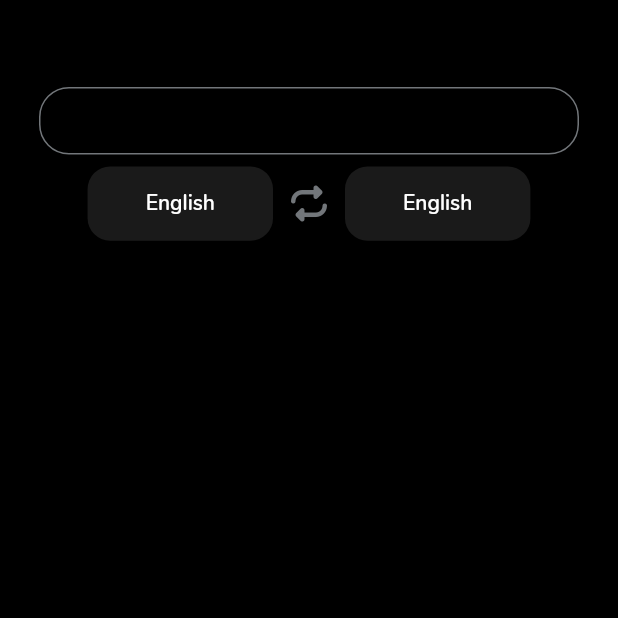
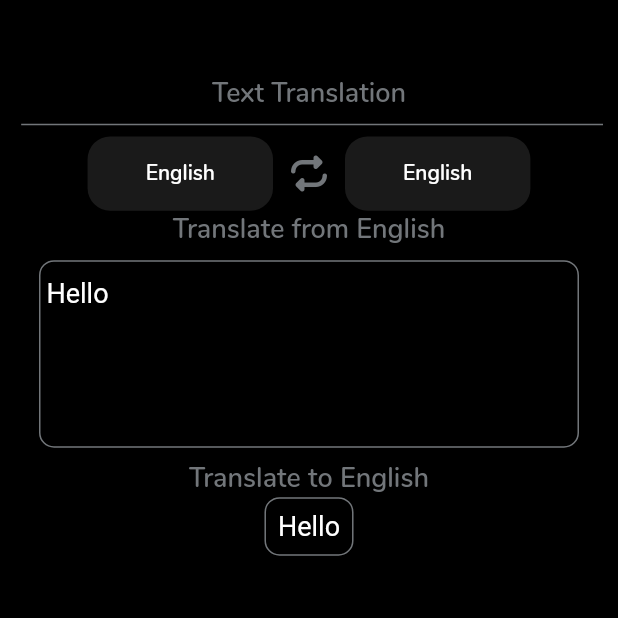
Before and after one commit to Pbonmars-20031006/translatorApp, a Flutter app: the screen it shows after launch, on a phone screen of 412 x 824 dp, the top half of it. Run offline on Flutter 3.47's test engine with Material 2 defaults, Android fonts, the phone set to English and light mode, and no system bars; drawn by our look-alikes of auto_size_text; our stand-ins replace font_awesome_flutter.

Commit message:
translation language is working

```diff
--- a/lib/screens/home_screen.dart
+++ b/lib/screens/home_screen.dart
@@ -1,9 +1,12 @@
+import 'dart:convert';
+
 import 'package:auto_size_text/auto_size_text.dart';
 import 'package:flutter/material.dart';
 import 'package:font_awesome_flutter/font_awesome_flutter.dart';
 import 'package:translator2/widgets/bottom_modalsheet.dart';
 import 'package:translator2/widgets/customTextField.dart';
 import 'package:translator2/api/apis.dart';
+import 'package:http/http.dart' as http;
 
 class homeScreen extends StatefulWidget {
   const homeScreen({super.key});
@@ -13,10 +16,10 @@ class homeScreen extends StatefulWidget {
 }
 
 class _homeScreenState extends State<homeScreen> {
-  @override
-  String text = "";
+  String inputText = "Hello";
+  String outputText = "Hello";
   var data;
-
+  String userInput = "Hello";
   String selectedLanguage1 = "English";
   String selectedCode1 = "en";
   String selectedLanguage2 = "English";
@@ -36,6 +39,12 @@ class _homeScreenState extends State<homeScreen> {
     });
   }
 
+  void handleOutputTextChanged(String value) {
+    setState(() {
+      outputText = value;
+    });
+  }
+
   final ApiService apiService = ApiService(
     apiKey: 'e72c05246bmsh41091605a84bc8ep10028cjsna2db09285406',
     apiUrl:
@@ -43,7 +52,7 @@ class _homeScreenState extends State<homeScreen> {
   );
   Future getData() async {
     try {
-      final responseData = await apiService.getData('languages');
+      final responseData = await apiService.getData();
       setState(() {
         data = responseData;
       });
@@ -52,6 +61,19 @@ class _homeScreenState extends State<homeScreen> {
     }
   }
 
+  Future fetchData(String input) async {
+    try {
+      final responseData =
+          await apiService.fetchData(input, selectedCode1, selectedCode2);
+      setState(() {
+        outputText = responseData;
+      });
+    } catch (error) {
+      print('Error: $error');
+    }
+  }
+
+  @override
   Widget build(BuildContext context) {
     var size = MediaQuery.of(context).size;
     return Scaffold(
@@ -60,13 +82,19 @@ class _homeScreenState extends State<homeScreen> {
         child: Padding(
           padding: const EdgeInsets.fromLTRB(10, 50, 10, 10),
           child: Column(children: [
-            CustomTextField(
-              borderCurve: 20,
-              onChanged: (String value) {
-                setState(() {
-                  text = value;
-                });
-              },
+            Container(
+              child: AutoSizeText(
+                "Text Translation",
+                style: TextStyle(
+                    fontFamily: "nunito",
+                    fontSize: 18,
+                    color: Color(0xff72767a)),
+              ),
+            ),
+            Divider(
+              color: Color(0xff72767a),
+              thickness: 1,
+              indent: size.width * 0.01,
             ),
             Container(
               child:
@@ -149,6 +177,51 @@ class _homeScreenState extends State<homeScreen> {
                   ),
                 ),
               ]),
+            ),
+            AutoSizeText(
+              "Translate from $selectedLanguage1",
+              style: TextStyle(
+                  fontFamily: "nunito", fontSize: 18, color: Color(0xff72767a)),
+            ),
+            Container(
+              child: CustomTextField(
+                onTextChanged: (String value) async {
+                  setState(() {
+                    userInput = value;
+                  });
+                  await fetchData(userInput);
+                  print(outputText);
+                },
+                initialText: inputText,
+                onChanged: (String value) {
+                  setState(() {
+                    userInput = value;
+                  });
+                },
+                maxLines: 5,
+              ),
+            ),
+            AutoSizeText(
+              "Translate to $selectedLanguage2",
+              style: TextStyle(
+                  fontFamily: "nunito", fontSize: 18, color: Color(0xff72767a)),
+            ),
+            //
+            Container(
+              // height: size.height * 0.2,
+              // width: size.width * 0.9,
+              decoration: BoxDecoration(
+                  color: Colors.black,
+                  borderRadius: BorderRadius.circular(10),
+                  border: Border.all(color: Color(0xff72767a))),
+              child: Padding(
+                padding: const EdgeInsets.all(8.0),
+                child: AutoSizeText(
+                  "$outputText",
+                  style: TextStyle(color: Colors.white, fontSize: 18),
+                  maxLines: 5,
+                ),
+              ),
             )
           ]),
         ),
--- a/lib/widgets/card.dart
+++ b/lib/widgets/card.dart
@@ -5,7 +5,7 @@ import '../themes/language_data.dart';
 
 class customCard extends StatelessWidget {
   customCard({Key? key, required this.title}) : super(key: key);
-  final String title;
+  final String? title;
   @override
   Widget build(BuildContext context) {
     return Padding(
--- a/lib/widgets/customTextField.dart
+++ b/lib/widgets/customTextField.dart
@@ -4,6 +4,7 @@ class CustomTextField extends StatelessWidget {
   const CustomTextField({
     Key? key,
     required this.onChanged,
+    required this.onTextChanged,
     this.autofocus = false,
     this.validator,
     this.label = '',
@@ -128,8 +129,11 @@ class CustomTextField extends StatelessWidget {
           },
           onChanged: (value) {
             onChanged(value);
+            onTextChanged(value);
           },
           onFieldSubmitted: (_) => FocusScope.of(context).nextFocus),
     );
   }
+
+  final Function(String) onTextChanged;
 }
```
Also changed, not shown: lib/api/apis.dart (+75 -10 lines), lib/themes/language_data.dart (+39 -42 lines), lib/widgets/bottom_modalsheet.dart (+5 -3 lines).
